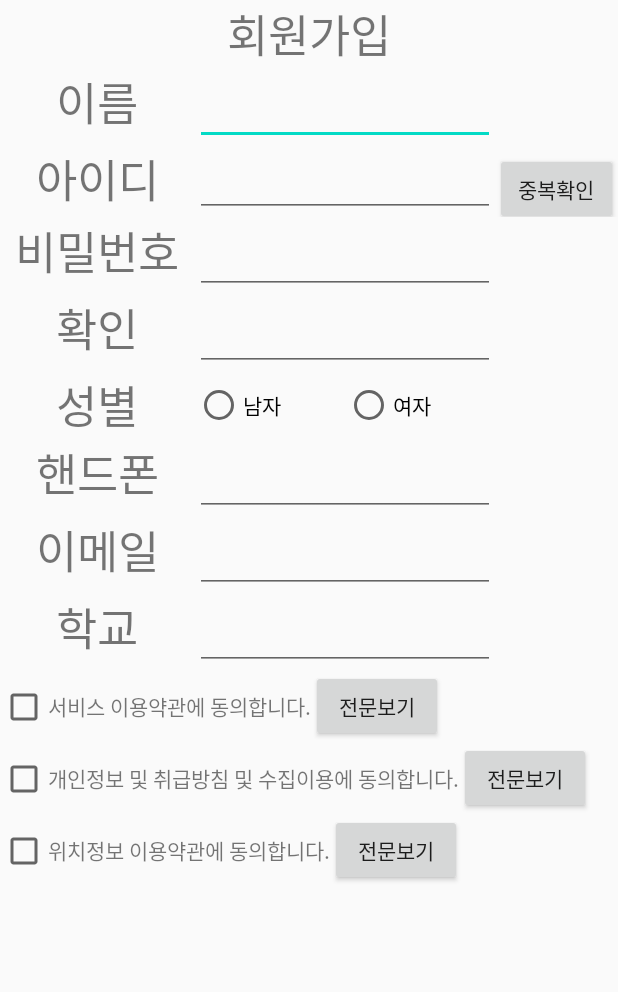
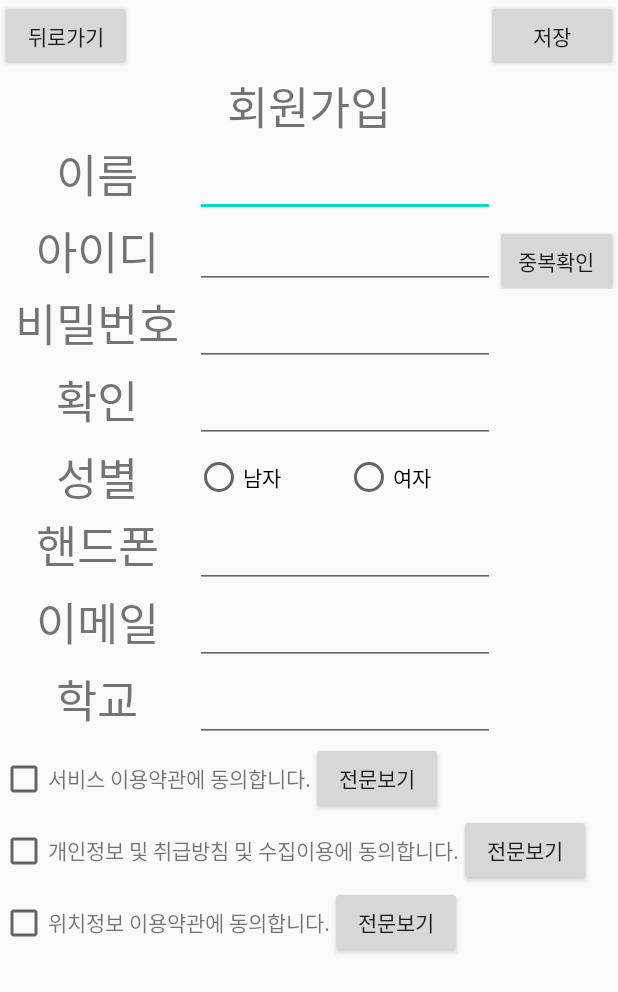
Before and after one commit to iptablecommandcode/Graduated_Work_User_Android, an Android app: the layout account.xml on its own in the app's theme, with its tools: preview values and no code run, on a phone screen of 412 x 824 dp. Shown: the top 992 px of the screen. Run offline under Robolectric (Android 15) with nearby library versions, the phone set to English and light mode, and no system bars.

Commit message:
Account Check finish

```diff
--- a/app/src/main/res/layout/account.xml
+++ b/app/src/main/res/layout/account.xml
@@ -6,6 +6,40 @@
     android:layout_height="match_parent"
     tools:context=".Account"
     android:orientation="vertical">
+
+    <!--title button-->
+    <LinearLayout
+        android:layout_width="match_parent"
+        android:layout_height="wrap_content"
+        >
+
+        <LinearLayout
+            android:layout_width="wrap_content"
+            android:layout_height="match_parent"
+            android:gravity="left">
+
+            <Button
+                android:id="@+id/BACK"
+                android:layout_width="wrap_content"
+                android:layout_height="match_parent"
+                android:text="뒤로가기"/>
+
+        </LinearLayout>
+
+        <LinearLayout
+            android:layout_width="match_parent"
+            android:layout_height="wrap_content"
+            android:gravity="right">
+
+            <Button
+                android:id="@+id/SAVE"
+                android:layout_width="wrap_content"
+                android:layout_height="match_parent"
+                android:text="저장"/>
+
+        </LinearLayout>
+
+    </LinearLayout>
 
     <!--title-->
     <TextView
@@ -227,14 +261,13 @@
             android:text="서비스 이용약관에 동의합니다."/>
 
         <Button
+            android:id="@+id/LICENSE1"
             android:layout_width="wrap_content"
             android:layout_height="wrap_content"
             android:text="전문보기"/>
     </LinearLayout>
 
     <!--Lincense2-->
-
-    <!--Lincense3-->
     <LinearLayout
         android:layout_width="match_parent"
         android:layout_height="wrap_content">
@@ -242,19 +275,21 @@
         <CheckBox
             android:id="@+id/LICENSECHK2"
             android:layout_width="wrap_content"
-            android:layout_height="wrap_content" />
+            android:layout_height="wrap_content"/>
 
         <TextView
             android:layout_width="wrap_content"
             android:layout_height="wrap_content"
-            android:text="개인정보 및 취급방침 및 수집이용에 동의합니다." />
+            android:text="개인정보 및 취급방침 및 수집이용에 동의합니다."/>
 
         <Button
+            android:id="@+id/LICENSE2"
             android:layout_width="wrap_content"
             android:layout_height="wrap_content"
-            android:text="전문보기" />
+            android:text="전문보기"/>
     </LinearLayout>
 
+    <!--Lincense3-->
     <LinearLayout
         android:layout_width="match_parent"
         android:layout_height="wrap_content">
@@ -270,9 +305,14 @@
             android:text="위치정보 이용약관에 동의합니다."/>
 
         <Button
+            android:id="@+id/LICENSE3"
             android:layout_width="wrap_content"
             android:layout_height="wrap_content"
             android:text="전문보기"/>
     </LinearLayout>
-
+    <!--nulldata-->
+    <EditText
+        android:id="@+id/NULL"
+        android:layout_width="0dp"
+        android:layout_height="0dp"/>
 </LinearLayout>
--- a/app/src/main/res/menu/account.xml
+++ /dev/null
@@ -1,4 +0,0 @@
-<?xml version="1.0" encoding="utf-8"?>
-<menu xmlns:android="http://schemas.android.com/apk/res/android">
-
-</menu>
```
Also changed, not shown: app/src/main/java/com/example/graduated_work_user_android/Account.java (+53 -1 lines), app/src/main/java/com/example/graduated_work_user_android/AccountCheck.java (added, +55 -0 lines).
